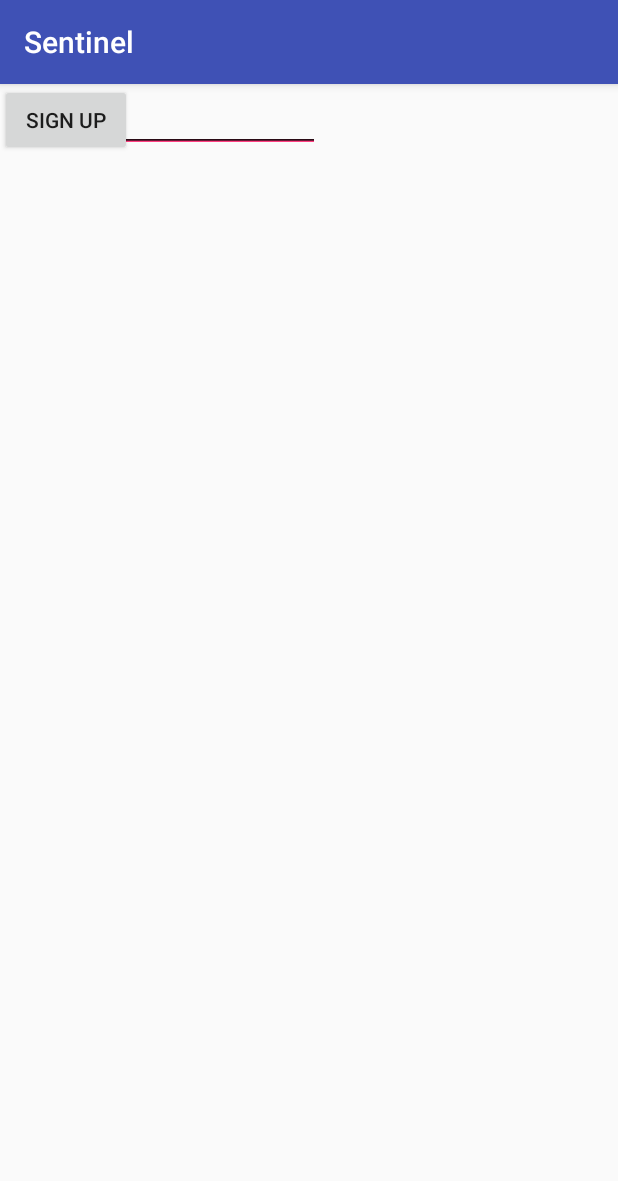
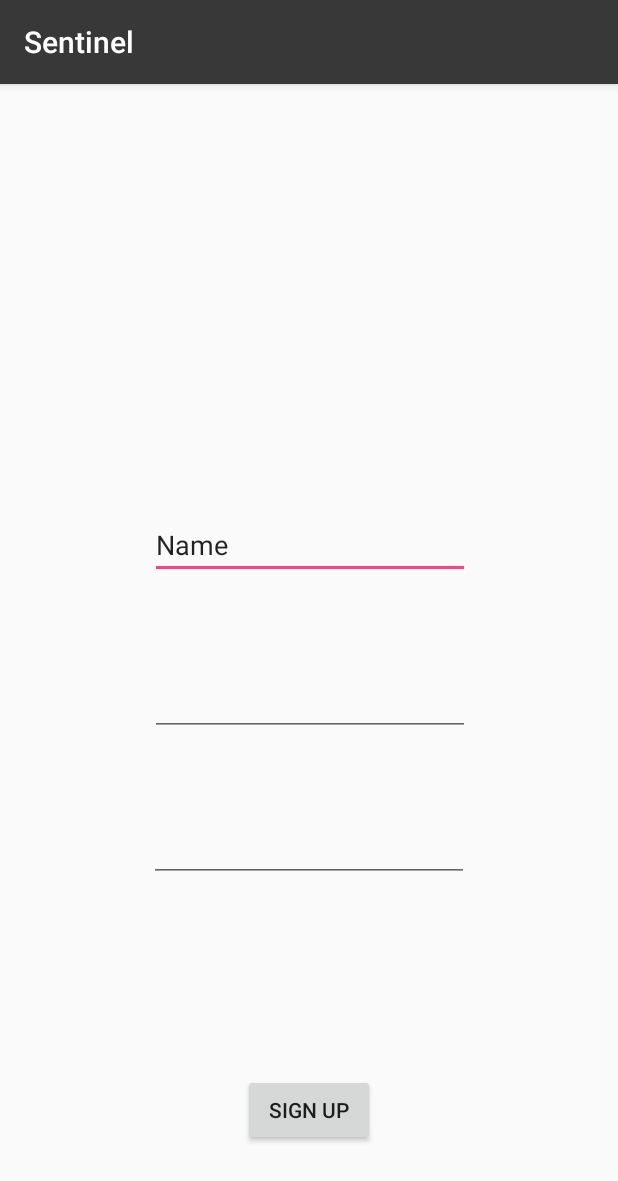
Before and after one commit to pguduguntla/Sentinel, an Android app: the screen it shows after launch (MainActivity), on a phone screen of 412 x 824 dp. Shown: the top 1181 px of the screen. Run offline under Robolectric (Android 15) with nearby library versions, the phone set to English and light mode, and no system bars; our stand-ins replace Firebase (no records; nobody signed in at launch, a user with empty details on screens opened directly).

Commit message:
aye gang

```diff
--- a/app/build.gradle
+++ b/app/build.gradle
@@ -19,6 +19,8 @@
 }
 
 dependencies {
+
+
     implementation fileTree(include: ['*.jar'], dir: 'libs')
     implementation 'com.android.support:appcompat-v7:26.1.0'
     implementation 'com.android.support.constraint:constraint-layout:1.1.0'
@@ -26,6 +28,7 @@
     implementation 'com.google.firebase:firebase-core:16.0.0'
     implementation 'com.google.firebase:firebase-auth:16.0.1'
     implementation 'com.android.support:design:26.1.0'
+    implementation 'com.google.firebase:firebase-database:16.0.1'
 }
 
 apply plugin: 'com.google.gms.google-services'
--- a/app/src/main/AndroidManifest.xml
+++ b/app/src/main/AndroidManifest.xml
@@ -16,7 +16,8 @@
                 <category android:name="android.intent.category.LAUNCHER" />
             </intent-filter>
         </activity>
-        <activity android:name=".accountActivity"></activity>
+        <activity android:name=".accountActivity" />
+        <activity android:name=".OnStartActivity"></activity>
     </application>
 
 </manifest>
--- a/app/src/main/res/layout/activity_main.xml
+++ b/app/src/main/res/layout/activity_main.xml
@@ -10,35 +10,56 @@
         android:id="@+id/schoolName"
         android:layout_width="wrap_content"
         android:layout_height="wrap_content"
+        android:layout_marginBottom="8dp"
+        android:layout_marginEnd="8dp"
+        android:layout_marginStart="8dp"
+        android:layout_marginTop="8dp"
         android:ems="10"
         android:inputType="textPersonName"
         android:text="Name"
-        tools:layout_editor_absoluteX="84dp"
-        tools:layout_editor_absoluteY="122dp" />
+        app:layout_constraintBottom_toTopOf="@+id/email"
+        app:layout_constraintEnd_toEndOf="parent"
+        app:layout_constraintHorizontal_bias="0.503"
+        app:layout_constraintStart_toStartOf="parent"
+        app:layout_constraintTop_toTopOf="parent"
+        app:layout_constraintVertical_bias="0.844" />
 
     <EditText
         android:id="@+id/email"
         android:layout_width="wrap_content"
         android:layout_height="wrap_content"
+        android:layout_marginBottom="52dp"
+        android:layout_marginEnd="8dp"
+        android:layout_marginStart="8dp"
         android:ems="10"
         android:inputType="textEmailAddress"
-        tools:layout_editor_absoluteX="84dp"
-        tools:layout_editor_absoluteY="178dp" />
+        app:layout_constraintBottom_toTopOf="@+id/password"
+        app:layout_constraintEnd_toEndOf="parent"
+        app:layout_constraintHorizontal_bias="0.503"
+        app:layout_constraintStart_toStartOf="parent" />
 
     <EditText
         android:id="@+id/password"
         android:layout_width="wrap_content"
         android:layout_height="wrap_content"
+        android:layout_marginBottom="128dp"
+        android:layout_marginEnd="8dp"
+        android:layout_marginStart="8dp"
         android:ems="10"
         android:inputType="textPassword"
-        tools:layout_editor_absoluteX="84dp"
-        tools:layout_editor_absoluteY="240dp" />
+        app:layout_constraintBottom_toTopOf="@+id/logInButton"
+        app:layout_constraintEnd_toEndOf="parent"
+        app:layout_constraintStart_toStartOf="parent" />
 
     <Button
-        android:id="@+id/button"
+        android:id="@+id/logInButton"
         android:layout_width="wrap_content"
         android:layout_height="wrap_content"
+        android:layout_marginBottom="60dp"
+        android:layout_marginEnd="8dp"
+        android:layout_marginStart="8dp"
         android:text="Sign Up"
-        tools:layout_editor_absoluteX="148dp"
-        tools:layout_editor_absoluteY="325dp" />
+        app:layout_constraintBottom_toBottomOf="parent"
+        app:layout_constraintEnd_toEndOf="parent"
+        app:layout_constraintStart_toStartOf="parent" />
 </android.support.constraint.ConstraintLayout>
--- a/app/src/main/res/values/colors.xml
+++ b/app/src/main/res/values/colors.xml
@@ -1,6 +1,8 @@
 <?xml version="1.0" encoding="utf-8"?>
 <resources>
-    <color name="colorPrimary">#3F51B5</color>
+    <color name="colorPrimary">#393838</color>
     <color name="colorPrimaryDark">#303F9F</color>
     <color name="colorAccent">#FF4081</color>
+    <color name = "darkColor">#232323</color>
+    <color name="turquoise">#299999</color>
 </resources>
--- /dev/null
+++ b/app/src/main/res/values/dimens.xml
@@ -0,0 +1,5 @@
+<resources>
+    <!-- Default screen margins, per the Android Design guidelines. -->
+    <dimen name="activity_horizontal_margin">16dp</dimen>
+    <dimen name="activity_vertical_margin">16dp</dimen>
+</resources>
```
Also changed, not shown: app/src/main/java/com/example/praneethguduguntla/sentinel/MainActivity.java (+50 -0 lines), app/src/main/java/com/example/praneethguduguntla/sentinel/OnStartActivity.java (added, +13 -0 lines), app/src/main/res/layout/activity_on_start.xml (added, +40 -0 lines), app/src/main/res/values/strings.xml (+14 -0 lines).
